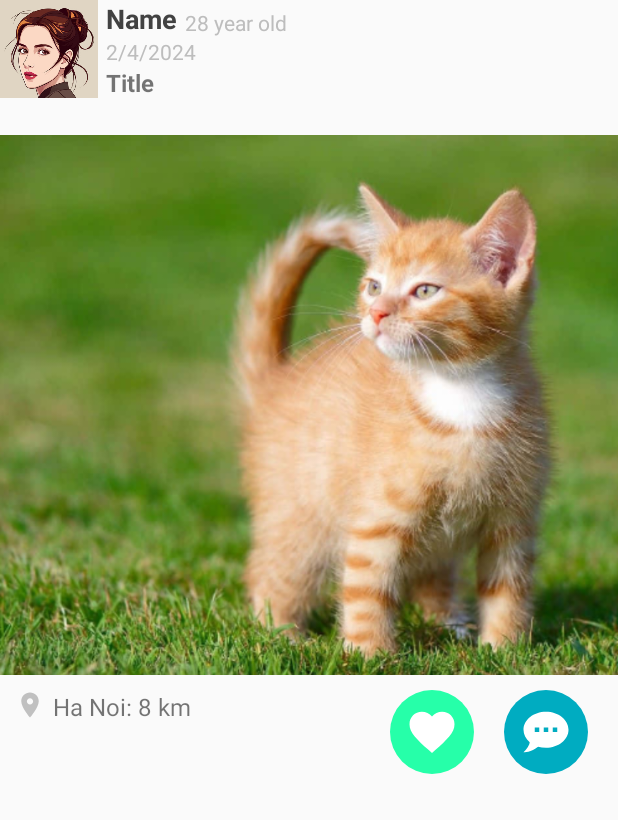
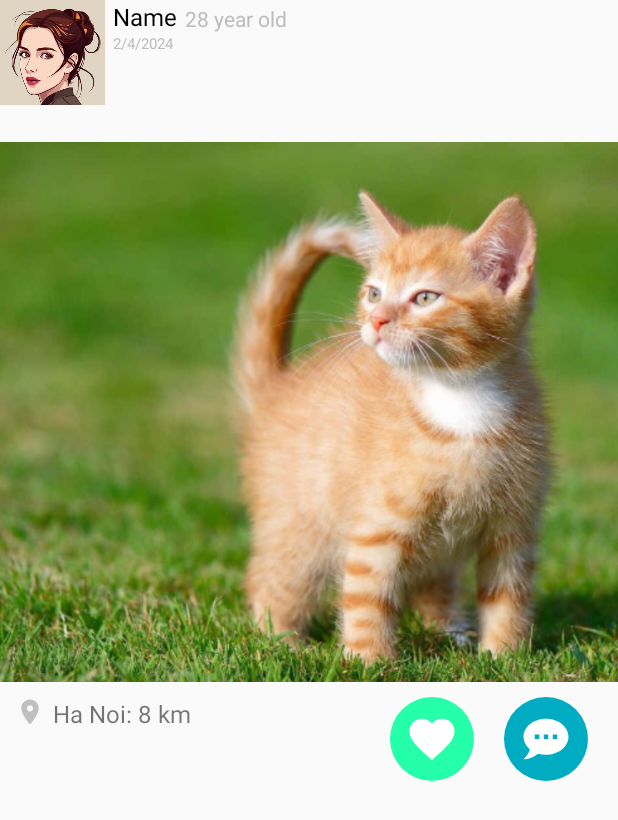
Before and after one commit to KhaProMax/Tender, an Android app: the layout adapter_layout_match.xml on its own in the app's theme, with its tools: preview values and no code run, on a phone screen of 412 x 824 dp. Shown: the top 820 px of the screen. Run offline under Robolectric (Android 15) with nearby library versions, the phone set to English and light mode, and no system bars.

```diff
--- a/app/build.gradle.kts
+++ b/app/build.gradle.kts
@@ -67,6 +67,7 @@ dependencies {
     implementation ("androidx.appcompat:appcompat:1.6.1")
     implementation ("androidx.core:core-ktx:1.9.0")
     implementation ("com.google.code.gson:gson:2.8.7")
+    implementation ("com.squareup.picasso:picasso:2.8")
 
     implementation(libs.firebase.database)
     implementation(libs.navigation.fragment)
--- a/app/src/main/java/com/example/tender/activities/UploadImage.java
+++ b/app/src/main/java/com/example/tender/activities/UploadImage.java
@@ -88,7 +88,7 @@ public class UploadImage extends AppCompatActivity {
                     @Override
                     public void onSuccess(Uri uri) {
                         String title = ETtitle.getText().toString();
-                        StringBuilder message = new StringBuilder(ETmessage.getText().toString());
+                        String message = ETmessage.getText().toString();
                         String user = TVuser.getText().toString();
 
                         // Generate a unique document ID for the post
--- a/app/src/main/res/layout/adapter_layout_match.xml
+++ b/app/src/main/res/layout/adapter_layout_match.xml
@@ -8,11 +8,12 @@
 
     <ImageView
         android:id="@+id/img_profile"
-        android:layout_width="65dp"
-        android:layout_height="65dp"
+        android:layout_width="70dp"
+        android:layout_height="70dp"
         android:layout_marginBottom="5dp"
         android:scaleType="centerCrop"
-        android:src="@drawable/woman_0" />
+        android:src="@drawable/woman_0"
+        />
 
     <androidx.constraintlayout.widget.ConstraintLayout
         android:layout_width="wrap_content"
@@ -27,9 +28,8 @@
             android:layout_width="wrap_content"
             android:layout_height="wrap_content"
             android:text="Name"
-            android:textColor="@color/md_grey_800"
-            android:textSize="18sp"
-            android:textStyle="bold"
+            android:textColor="@color/black"
+            android:textSize="16sp"
             android:start="@id/img_profile"
             app:layout_constraintTop_toTopOf="parent"
             app:layout_constraintStart_toEndOf="@id/img_profile"
@@ -53,22 +53,10 @@
             android:layout_height="wrap_content"
             android:text="2/4/2024"
             android:textColor="@color/md_grey_400"
-            android:textSize="14sp"
+            android:textSize="10sp"
             app:layout_constraintTop_toBottomOf="@+id/text_name"
             app:layout_constraintStart_toEndOf="@+id/profile_image"
-            app:layout_constraintBottom_toTopOf="@id/title"
             tools:ignore="UnknownIdInLayout" />
-
-        <TextView
-            android:layout_width="match_parent"
-            android:layout_height="wrap_content"
-            android:id="@+id/title"
-            app:layout_constraintStart_toEndOf="@id/img_profile"
-            app:layout_constraintTop_toBottomOf="@id/text_date"
-            android:text="Title"
-            android:textSize="16sp"
-            android:textStyle="bold"
-            tools:ignore="NotSibling" />
 
     </androidx.constraintlayout.widget.ConstraintLayout>
 
```
Also changed, not shown: app/src/main/java/com/example/tender/adapters/PostListAdapter.java (+19 -81 lines), app/src/main/java/com/example/tender/fragments/FeedFragment.java (+11 -55 lines), app/src/main/java/com/example/tender/models/Post.java (+20 -17 lines).
